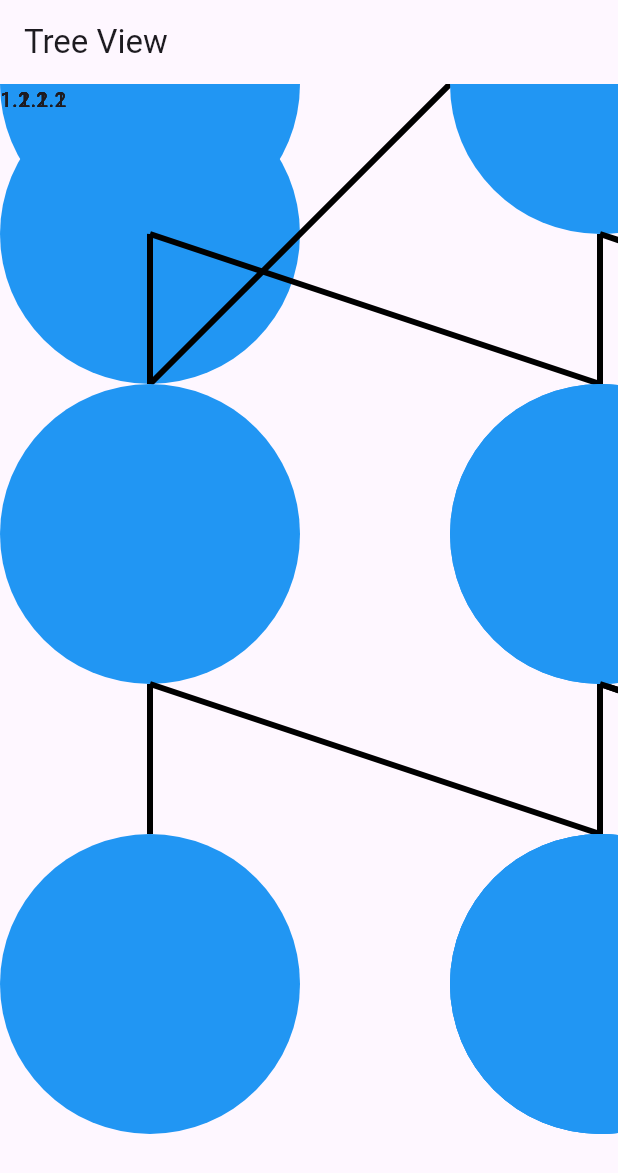
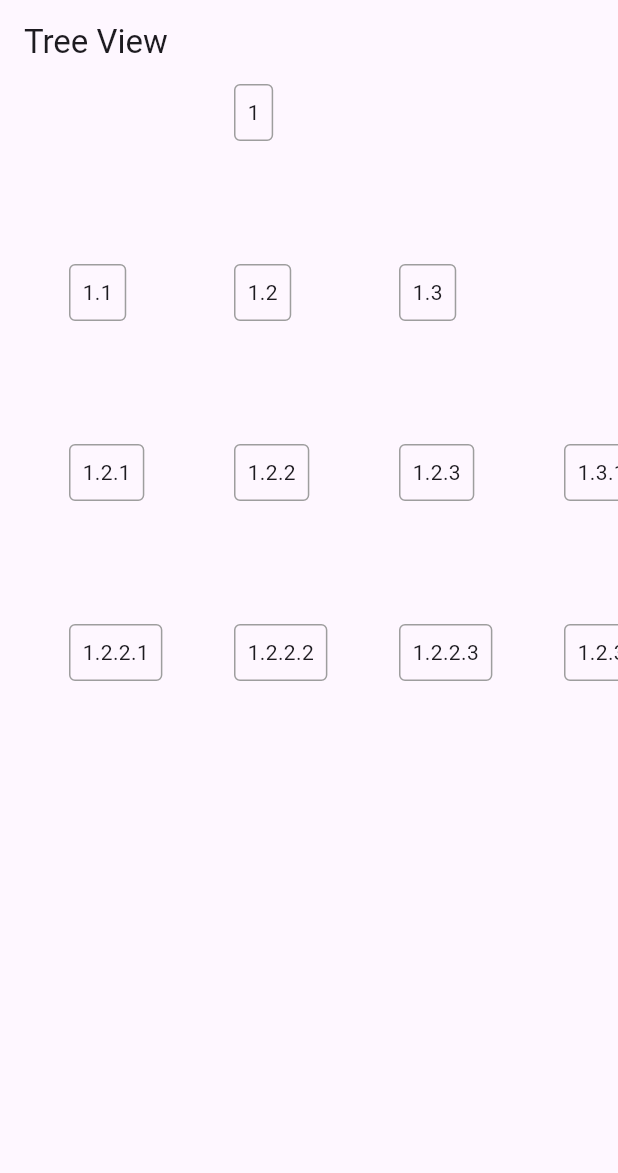
Before and after one commit to ryoga404/2025-app, a Flutter app: the screen it shows after launch, on a phone screen of 412 x 824 dp. Shown: the top 1173 px of the screen. Run offline on Flutter 3.47's test engine with Material 3 defaults, Android fonts, the phone set to English and light mode, and no system bars; our stand-ins replace hooks_riverpod; missing offline and left inert: flutter_inappwebview.

Commit message:
node仮完成

```diff
--- a/web_browser/lib/home_page.dart
+++ b/web_browser/lib/home_page.dart
@@ -8,6 +8,6 @@ class MyHomePage extends StatelessWidget {
 
   @override
   Widget build(BuildContext context) {
-    return TreeViewPage();
+    return TreeView();
   }
 }
--- a/web_browser/lib/node/node.dart
+++ b/web_browser/lib/node/node.dart
@@ -76,13 +76,8 @@ class Node {
 
   String get name => _name;
   List<Node> get children => _children;
-  Node get parent => _parent ?? (throw NoParentException());
+  Node? get parent => _parent;
   int get maxDepth => _maxDepth;
   @override
   String toString() => _name;
 }
-
-class NoParentException implements Exception {
-  @override
-  String toString() => 'No parent found for this node';
-}
--- /dev/null
+++ b/web_browser/lib/tree_view/node_widget.dart
@@ -0,0 +1,28 @@
+import 'package:flutter/material.dart';
+import 'package:web_browser/node/node.dart';
+
+class NodeWidget extends StatelessWidget {
+  final Node node;
+  final VoidCallback? onTap;
+
+  const NodeWidget({
+    super.key,
+    required this.node,
+    this.onTap,
+  });
+
+  @override
+  Widget build(BuildContext context) {
+    return GestureDetector(
+      onTap: onTap,
+      child: Container(
+        padding: const EdgeInsets.all(8.0),
+        decoration: BoxDecoration(
+          border: Border.all(color: Colors.grey),
+          borderRadius: BorderRadius.circular(4.0),
+        ),
+        child: Text(node.name),
+      ),
+    );
+  }
+}
--- a/web_browser/lib/tree_view/search_tree.dart
+++ b/web_browser/lib/tree_view/search_tree.dart
@@ -1,6 +1,6 @@
-
 import 'dart:collection';
 
+mixin SearchTree {
   ///木構造を幅優先探索する関数
   ///
   /// - `startNode`探索を開始するルートノード。型は不問。
@@ -9,17 +9,18 @@ import 'dart:collection';
   void searchTree<T>({
     required T startNode,
     required List<T> Function(T node) getChildren,
-  required void Function(T node) action
-  }){
+    required void Function(T node) action,
+  }) {
     final Queue<T> queue = Queue<T>();
     queue.add(startNode);
 
-    while(queue.isNotEmpty){
+    while (queue.isNotEmpty) {
       final T currentNode = queue.removeFirst();
       List<T> children = getChildren(currentNode);
-      for(T child in children){
+      for (T child in children) {
         queue.add(child);
       }
       action(currentNode);
     }
   }
+}
--- /dev/null
+++ b/web_browser/lib/tree_view/tree_graph.dart
@@ -0,0 +1,112 @@
+
+
+import 'dart:developer';
+import 'dart:io';
+
+import 'package:flutter/material.dart';
+import 'package:web_browser/tree_view/search_tree.dart';
+
+import '../node/node.dart';
+import 'node_widget.dart';
+
+class TreeGraph extends StatelessWidget with SearchTree {
+  final Node rootNode;
+  final Map<Node, Positioned> renderingNodes = {};
+  final double verticalInterval = 20.0;
+  final double horizonalInterval = 10.0;
+  final double widgetSize = 100;
+  TreeGraph({super.key, required this.rootNode});
+
+  @override
+  Widget build(BuildContext context) {
+    log("tree graph rendering...");
+    allRendering(rootNode, context); // contextを渡す
+    final List<Positioned> rendering = [];
+    renderingNodes.forEach((key, value) => rendering.add(value));
+    log("rendering : ${rendering.map((node){
+      final nodeWidget =node.child as NodeWidget;
+      return nodeWidget.node.name;
+    }).toList().toString()}");
+    return Stack(children: rendering);
+  }
+
+  void allRendering(Node node, BuildContext context) { // BuildContextを追加
+    renderingNodes.clear();
+    Map<int, List<Node>> nodesByDepth = {};
+    Map<Node, int> nodeHorizontalIndex = {}; // 各ノードの水平方向のインデックスを保持
+
+    searchTree(
+      startNode: node,
+      getChildren: (node) => node.children,
+      action: (currentNode) {
+        final depth = findDepth(rootNode, currentNode);
+        if (!nodesByDepth.containsKey(depth)) {
+          nodesByDepth[depth] = [];
+        }
+        nodesByDepth[depth]!.add(currentNode);
+        nodeHorizontalIndex[currentNode] = nodesByDepth[depth]!.length - 1;
+      },
+    );
+
+    nodesByDepth.forEach((depth, nodesAtCurrentDepth) {
+      for (var i = 0; i < nodesAtCurrentDepth.length; i++) {
+        final currentNode = nodesAtCurrentDepth[i];
+        final widgetNode = NodeWidget(node: currentNode);
+
+        // leftとtopの計算ロジック
+        // 各深さの中央に配置されるように調整
+        final totalWidthOfDepth =
+            (nodesAtCurrentDepth.length * widgetSize) +
+                ((nodesAtCurrentDepth.length - 1) * horizonalInterval);
+        final startLeft =
+            (MediaQuery.of(context).size.width / 2) - // contextを使用
+                (totalWidthOfDepth / 2);
+
+        final left = startLeft + (i * (widgetSize + horizonalInterval));
+        final top = (depth * (widgetSize + verticalInterval));
+
+        renderingNodes[currentNode] = Positioned(
+          left: left,
+          top: top,
+          child: widgetNode,
+        );
+
+        log("now depth:$depth . totalWidth:$totalWidthOfDepth. include ${nodesAtCurrentDepth.length} nodes => ${nodesAtCurrentDepth.map((e) => e.name).toString()}");
+      }
+    });
+  }
+
+  int findDepth(Node root, Node target, [int currentDepth = 0]) {
+    if (root == target) {
+      return currentDepth;
+    }
+    for (var child in root.children) {
+      final depth = findDepth(child, target, currentDepth + 1);
+      if (depth != -1) {
+        return depth;
+      }
+    }
+    return -1;
+  }
+}
+
+class _LinePainter extends CustomPainter {
+  final Offset startPos;
+  final Offset endPos;
+
+  _LinePainter(this.startPos, this.endPos);
+
+  @override
+  void paint(Canvas canvas, Size size) {
+    final paint = Paint()
+      ..color = Colors.black
+      ..strokeWidth = 5;
+
+    canvas.drawLine(startPos, endPos, paint);
+  }
+
+  @override
+  bool shouldRepaint(covariant CustomPainter oldDelegate) {
+    return false;
+  }
+}
--- a/web_browser/lib/tree_view/treeview.dart
+++ b/web_browser/lib/tree_view/treeview.dart
@@ -1,150 +1,29 @@
-import 'package:flutter/foundation.dart';
 import 'package:flutter/material.dart';
-import 'package:web_browser/tree_view/search_tree.dart';
-import '../node/mocked_node.dart';
-import 'dart:developer'; // log関数を使用するためにインポート
+import 'package:hooks_riverpod/hooks_riverpod.dart';
+import 'package:web_browser/node/mocked_node.dart';
+import 'package:web_browser/tree_view/node_widget.dart';
+import 'package:web_browser/node/node.dart'; // Nodeクラスのインポート
+import 'dart:developer';
 
-import '../tree_view/render_node.dart';
-import 'mocked_render_node.dart';
+import 'package:web_browser/tree_view/tree_graph.dart';
 
-///ツリー構造を表示するページ
-class TreeViewPage extends StatelessWidget {
-  TreeViewPage({super.key}) {
-    log('TreeViewPageコンストラクタが呼び出されました。'); // コンストラクタの開始ログ
-  }
-
-  final RenderNode rootNode = RenderNode(
-    node: mockedNode(3, 2),
-    position: Offset(100, 100),
-  );
-  final double nodeWidth = 100;
-  final double nodeHeight = 100;
+class TreeView extends HookConsumerWidget {
+  const TreeView({super.key});
 
   @override
-  Widget build(BuildContext context) {
-    log('TreeViewPageのbuildメソッドが呼び出されました。'); // buildメソッドの開始ログ
-    mockedRenderNode(rootNode, 300, 300);
-    if (kDebugMode) {
-      print('Node max depth: ${rootNode.node.maxDepth}'); // デバッグモードでノードの最大深度を表示
-    }
+  Widget build(BuildContext context, WidgetRef ref) {
+    final Node rootNode = mockedNode(2, 3); // 深さ2、子ノード数3のモックノードを生成
+    log('Root node children count: ${rootNode.children.length}'); // ログを追加
+
+    // ノードをNodeWidgetのリストに変換
+    final List<Widget> nodeWidgets = rootNode.children
+        .map((node) => NodeWidget(node: node))
+        .toList();
+    log('Node widgets count: ${nodeWidgets.length}'); // ログを追加
+
     return Scaffold(
       appBar: AppBar(title: const Text('Tree View')),
-      body: Center(
-        child: InteractiveViewer(
-          boundaryMargin: const EdgeInsets.all(double.infinity),
-          constrained: false,
-          minScale: 0.5,
-          maxScale: 4.0,
-          child: SizedBox(
-            child: SizedBox(
-              width: nodeWidth * 50,
-              height: 3000,
-              child: fullRendering(),
-            ),
-          ),
-        ),
-      ),
-    );
-  }
-
-  //全てのnodeWidgetをStackで返す
-  Stack fullRendering() {
-    return Stack(children: getAllNodeWidgets());
-  }
-
-  List<NodeWidget> getAllNodeWidgets() {
-    final List<RenderNode> nodes = [];
-    searchTree(
-      startNode: rootNode,
-      getChildren: (RenderNode node) => node.children,
-      action: (RenderNode node) => nodes.add(node),
-    );
-    for (var node in nodes) {
-      log("${node.node.name}:(${node.position.dx},${node.position.dy})");
-    }
-    ;
-    return nodes
-        .map((node) => NodeWidget(node: node, width: 1, height: 1))
-        .toList();
-  }
-}
-
-///ツリーを構成する１つのノードのウィジェット
-///ノードと、子ノードまでの線の描画を担当
-class NodeWidget extends StatelessWidget {
-  final RenderNode node;
-  final double width;
-  final double height;
-  NodeWidget({
-    super.key,
-    required this.node,
-    required this.width,
-    required this.height,
-  }) {
-    log('NodeWidgetコンストラクタが呼び出されました。'); // NodeWidgetコンストラクタの開始ログ
-  }
-
-  @override
-  Widget build(BuildContext context) {
-    log('NodeWidgetのbuildメソッドが呼び出されました。'); // NodeWidget buildメソッドの開始ログ
-    return CustomPaint(
-      painter: _NodePainter(node),
-      child: Text(node.node.name),
+      body: InteractiveViewer(boundaryMargin: EdgeInsets.all(10),minScale: 0.1,child:  TreeGraph(rootNode: mockedNode(3, 3))),
     );
   }
 }
-
-///ノードを実際に描画するだけのクラス
-class _NodePainter extends CustomPainter {
-  final RenderNode node;
-  final List<RenderNode> children;
-  final double nodeRadius = 100;
-  //painter
-  _NodePainter(this.node) : children = [] {
-    log('NodePainterコンストラクタが呼び出されました。'); // NodePainterコンストラクタの開始ログ
-  }
-
-  @override
-  void paint(Canvas canvas, Size size) {
-    log('NodePainterのpaintメソッドが呼び出されました。'); // NodePainter paintメソッドの開始ログ
-    final paint = Paint()
-      ..color = Colors.blue
-      ..style = PaintingStyle.fill
-      ..strokeWidth = 4.0;
-
-    //自身を描画
-    log("Nodeを描画(${node.position.dx},${node.position.dy})");
-    canvas.drawCircle(node.position, nodeRadius, paint);
-
-    //線の色を変更し、子ノードへの線を描画
-    paint.color = Colors.black;
-    drawChildLines(canvas, node, paint);
-  }
-
-  //子ノードまでの線を描画するメソッド
-  void drawChildLines(Canvas canvas, RenderNode node, Paint paint) {
-    log("子ノードまでの線を描画しています。");
-
-    //線の始点をノードの下部に設定。
-
-    final Offset position = node.position;
-    final Offset lineStart = Offset(position.dx, position.dy + nodeRadius);
-    for (final child in node.children) {
-
-      //線の終点をノード上部に
-      final Offset childPos = child.position;
-      final Offset lineEnd = Offset(childPos.dx, childPos.dy - nodeRadius);
-
-      //線を描画
-      canvas.drawLine(lineStart, lineEnd, paint);
-    }
-  }
-
-  @override
-  bool shouldRepaint(covariant CustomPainter oldDelegate) {
-    log(
-      'NodePainterのshouldRepaintメソッドが呼び出されました。',
-    ); // NodePainter shouldRepaintメソッドの開始ログ
-    return false;
-  }
-}
```
Also changed, not shown: web_browser/lib/tree_view/mocked_render_node.dart (+11 -33 lines), web_browser/lib/tree_view/render_node.dart (+16 -4 lines). Lines whose indentation alone changed are shown as unchanged.
